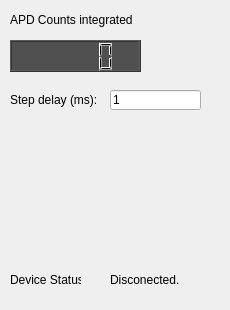
Above: nanoscanner/instruments/counter/counter_layout.ui from AllisonPessoa/nano-scanner before the change. Below: the same form after it.
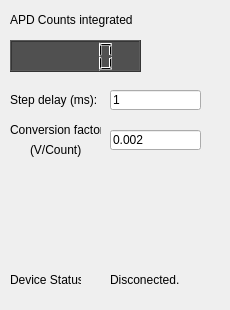
That is the form after the change.

Diff of the .ui file:
```diff
--- a/nanoscanner/instruments/counter/counter_layout.ui
+++ b/nanoscanner/instruments/counter/counter_layout.ui
@@ -74,7 +74,7 @@
     <rect>
      <x>10</x>
      <y>90</y>
-     <width>131</width>
+     <width>91</width>
      <height>20</height>
     </rect>
    </property>
@@ -95,6 +95,45 @@
     <string>1</string>
    </property>
   </widget>
+  <widget class="QLabel" name="label_22">
+   <property name="geometry">
+    <rect>
+     <x>10</x>
+     <y>120</y>
+     <width>91</width>
+     <height>20</height>
+    </rect>
+   </property>
+   <property name="text">
+    <string>Conversion factor</string>
+   </property>
+  </widget>
+  <widget class="QLabel" name="label_23">
+   <property name="geometry">
+    <rect>
+     <x>30</x>
+     <y>140</y>
+     <width>51</width>
+     <height>20</height>
+    </rect>
+   </property>
+   <property name="text">
+    <string>(V/Count)</string>
+   </property>
+  </widget>
+  <widget class="QLineEdit" name="lineEdit_convFactor">
+   <property name="geometry">
+    <rect>
+     <x>110</x>
+     <y>130</y>
+     <width>91</width>
+     <height>20</height>
+    </rect>
+   </property>
+   <property name="text">
+    <string>0.002</string>
+   </property>
+  </widget>
  </widget>
  <resources/>
  <connections/>
```
